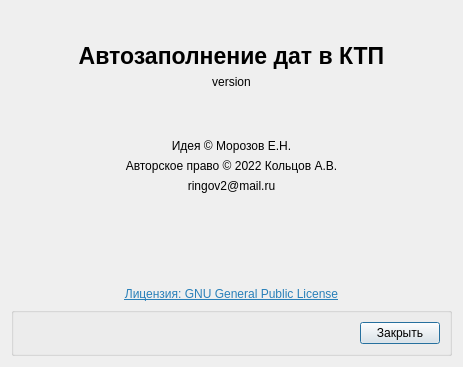
Before: the Qt Designer form about.ui in RingOV/auto-fill-KTP, drawn with Qt 5.
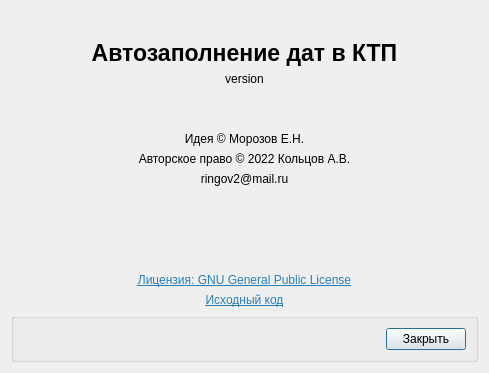
After: the same form once the commit is applied.

```diff
--- a/about.ui
+++ b/about.ui
@@ -6,8 +6,8 @@
    <rect>
     <x>0</x>
     <y>0</y>
-    <width>463</width>
-    <height>367</height>
+    <width>489</width>
+    <height>373</height>
    </rect>
   </property>
   <property name="windowTitle">
@@ -113,7 +113,7 @@
       <string>&lt;html&gt;&lt;head/&gt;&lt;body&gt;&lt;p&gt;&lt;a href=&quot;https://www.gnu.org/licenses/gpl.txt&quot;&gt;&lt;span style=&quot; text-decoration: underline; color:#2980b9;&quot;&gt;Лицензия: GNU General Public License&lt;/span&gt;&lt;/a&gt;&lt;/p&gt;&lt;/body&gt;&lt;/html&gt;</string>
      </property>
      <property name="textFormat">
-      <enum>Qt::RichText</enum>
+      <enum>Qt::MarkdownText</enum>
      </property>
      <property name="alignment">
       <set>Qt::AlignBottom|Qt::AlignHCenter</set>
@@ -126,6 +126,31 @@
      </property>
     </widget>
    </item>
+   <item>
+    <widget class="QLabel" name="label_5">
+     <property name="sizePolicy">
+      <sizepolicy hsizetype="Preferred" vsizetype="Fixed">
+       <horstretch>0</horstretch>
+       <verstretch>0</verstretch>
+      </sizepolicy>
+     </property>
+     <property name="text">
+      <string>&lt;html&gt;&lt;head/&gt;&lt;body&gt;&lt;p&gt;&lt;a href=&quot;https://github.com/RingOV/auto-fill-KTP&quot;&gt;&lt;span style=&quot; text-decoration: underline; color:#2980b9;&quot;&gt;Исходный код&lt;/span&gt;&lt;/a&gt;&lt;/p&gt;&lt;/body&gt;&lt;/html&gt;</string>
+     </property>
+     <property name="textFormat">
+      <enum>Qt::MarkdownText</enum>
+     </property>
+     <property name="alignment">
+      <set>Qt::AlignCenter</set>
+     </property>
+     <property name="openExternalLinks">
+      <bool>true</bool>
+     </property>
+     <property name="textInteractionFlags">
+      <set>Qt::LinksAccessibleByMouse|Qt::TextSelectableByMouse</set>
+     </property>
+    </widget>
+   </item>
    <item>
     <widget class="QGroupBox" name="groupBox">
      <property name="sizePolicy">
```
